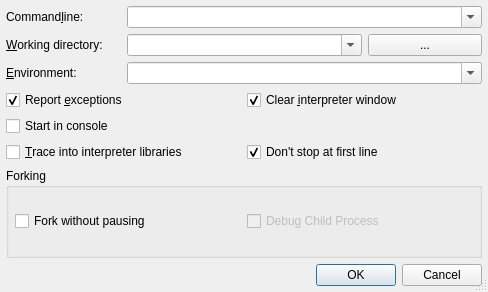
Qt form Debugger/StartDebugDialog.ui (testmana2/test) before a commit.
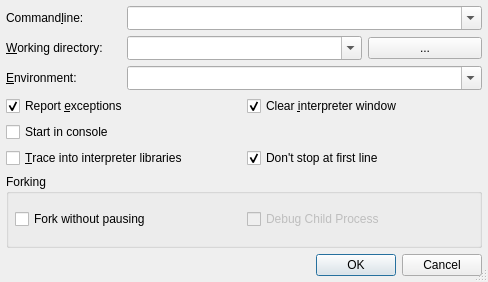
The same form after that commit.

Commit message: Modified the Start... dialogs behavior.

```diff
--- a/Debugger/StartDebugDialog.ui
+++ b/Debugger/StartDebugDialog.ui
@@ -7,7 +7,7 @@
     <x>0</x>
     <y>0</y>
     <width>488</width>
-    <height>292</height>
+    <height>282</height>
    </rect>
   </property>
   <property name="windowTitle">
@@ -48,6 +48,9 @@
      <property name="insertPolicy">
       <enum>QComboBox::InsertAtTop</enum>
      </property>
+     <property name="sizeAdjustPolicy">
+      <enum>QComboBox::AdjustToMinimumContentsLengthWithIcon</enum>
+     </property>
      <property name="autoCompletion">
       <bool>true</bool>
      </property>
@@ -87,6 +90,9 @@
      <property name="insertPolicy">
       <enum>QComboBox::InsertAtTop</enum>
      </property>
+     <property name="sizeAdjustPolicy">
+      <enum>QComboBox::AdjustToMinimumContentsLengthWithIcon</enum>
+     </property>
      <property name="autoCompletion">
       <bool>true</bool>
      </property>
@@ -141,6 +147,9 @@
      <property name="insertPolicy">
       <enum>QComboBox::InsertAtTop</enum>
      </property>
+     <property name="sizeAdjustPolicy">
+      <enum>QComboBox::AdjustToMinimumContentsLengthWithIcon</enum>
+     </property>
      <property name="autoCompletion">
       <bool>true</bool>
      </property>
```
The commit also changes 3 other files.
